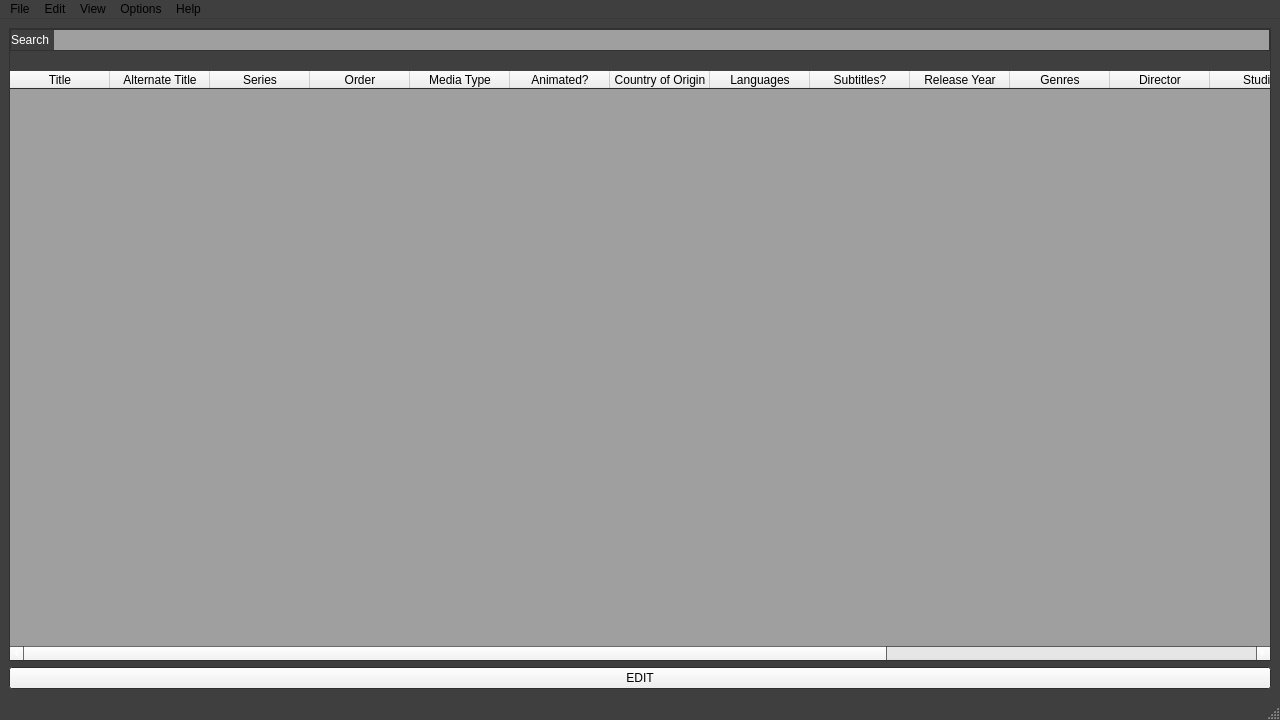
Above: ui/main_ui.ui from rexosorous/media-organizer before the change. Below: the same form after it.
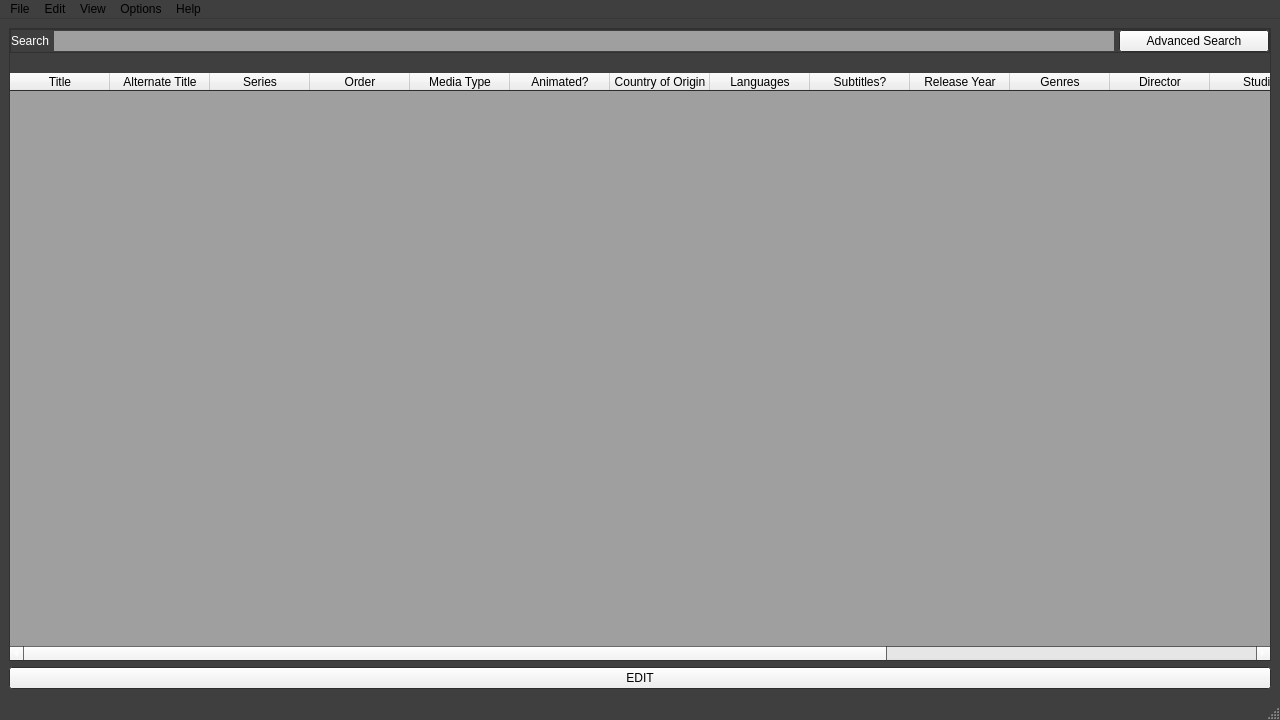
That is the form after the change.

Commit message: filter window added, but functionality not implemented

What changed in the file:
```diff
--- a/ui/main_ui.ui
+++ b/ui/main_ui.ui
@@ -378,6 +378,19 @@
             </property>
            </widget>
           </item>
+          <item>
+           <widget class="QPushButton" name="filter_button">
+            <property name="minimumSize">
+             <size>
+              <width>150</width>
+              <height>0</height>
+             </size>
+            </property>
+            <property name="text">
+             <string>Advanced Search</string>
+            </property>
+           </widget>
+          </item>
          </layout>
         </widget>
        </item>
```
The commit also changes 22 other files.
